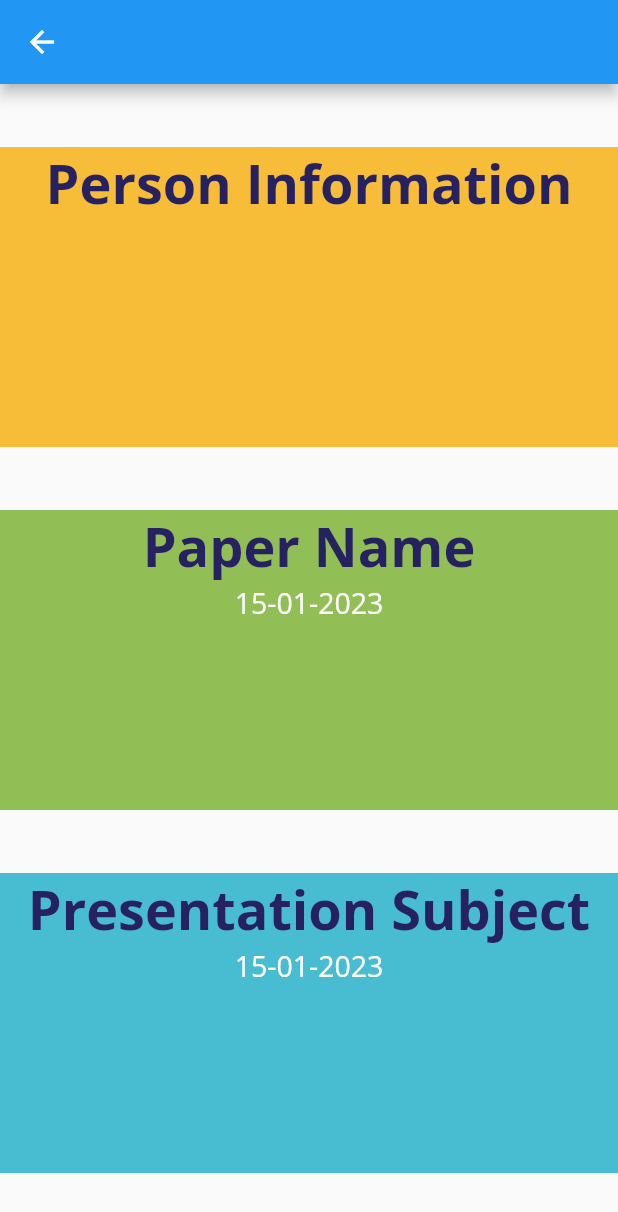
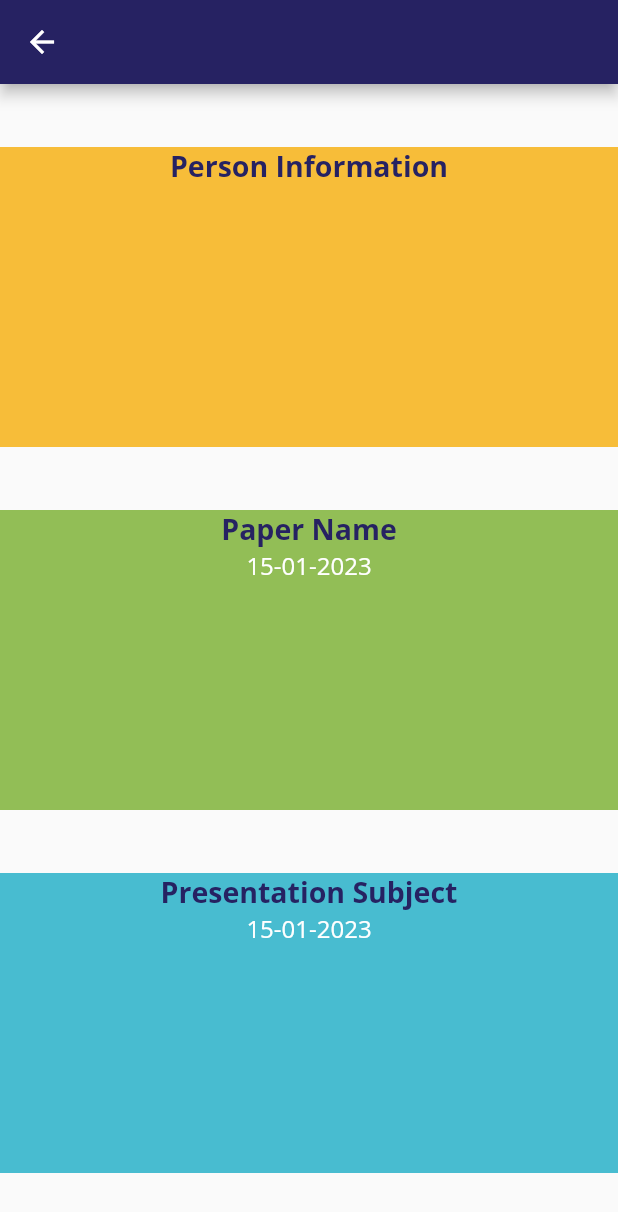
Before and after one commit to ShathaAldosari01/ices2023, a Flutter app: the UserInformation screen opened directly with empty values, on a phone screen of 412 x 824 dp. Shown: the top 1212 px of the screen. Run offline on Flutter 3.47's test engine with Material 2 defaults, Android fonts, the phone set to English and light mode, and no system bars; our stand-ins replace cloud_firestore, firebase_auth, firebase_core, flutter_spinkit; accounts and stored records are empty.

Commit message:
design update for pages listOfPeople and userInfo

```diff
--- a/lib/screens/home/people/listOfPeople.dart
+++ b/lib/screens/home/people/listOfPeople.dart
@@ -19,7 +19,8 @@ class ListOfPeople extends StatelessWidget {
   @override
   Widget build(BuildContext context) => Scaffold(
     appBar: AppBar(
-      title: Text('People'),
+      title: Text('People',style: TextStyle( fontFamily: 'OpenSans'  ),),
+      backgroundColor: Palette.darkBlue,
     ),
     body:StreamBuilder(
       stream: FirebaseFirestore.instance
@@ -32,8 +33,8 @@ class ListOfPeople extends StatelessWidget {
            DocumentSnapshot documentSnapshot =snapshot.data!.docs[index];
            return Card(
                child:ListTile(
-                 title: Text(documentSnapshot.get("name")),
-                 subtitle:Text(documentSnapshot.get("position")) ,
+                 title: Text(documentSnapshot.get("name"),style: TextStyle( fontFamily: 'OpenSans'  ),),
+                 subtitle:Text(documentSnapshot.get("position"),style: TextStyle( fontFamily: 'OpenSans'  ),) ,
                  leading:CircleAvatar(
                      backgroundColor: Palette.yellow) ,
                  trailing:Icon(Icons.arrow_forward_ios_rounded),
--- a/lib/screens/home/people/userInfo.dart
+++ b/lib/screens/home/people/userInfo.dart
@@ -16,7 +16,8 @@ class UserInformation extends StatelessWidget {
   Widget build(BuildContext context){
     return Scaffold(
         appBar: AppBar(
-          title: Text(documentSnapshot.get("name")),
+          title: Text(documentSnapshot.get("name"),style: TextStyle( fontFamily: 'OpenSans'  ),),
+         backgroundColor: Palette.darkBlue,
         ),
         body: Column(
           mainAxisAlignment:MainAxisAlignment.spaceEvenly ,
@@ -30,15 +31,15 @@ class UserInformation extends StatelessWidget {
 
                 children:[
                   Text("Person Information",textAlign:TextAlign.center ,
-                  style: TextStyle(fontSize:36 , fontStyle:FontStyle.normal , color:Palette.darkBlue,fontFamily: 'OpenSans' ,fontWeight: FontWeight.bold ),
+                  style: TextStyle(fontSize:19 , fontStyle:FontStyle.normal , color:Palette.darkBlue,fontFamily: 'OpenSans' ,fontWeight: FontWeight.bold ),
 
                 ),
                   Text(documentSnapshot.get("name"),textAlign:TextAlign.center ,
-                    style: TextStyle(fontSize:19 , fontStyle:FontStyle.normal , color:Colors.white,fontFamily: 'OpenSans' ),
+                    style: TextStyle(fontSize:16 , fontStyle:FontStyle.normal , color:Colors.white,fontFamily: 'OpenSans' ),
 
                   ),
                   Text(documentSnapshot.get("organization"),textAlign:TextAlign.center ,
-                    style: TextStyle(fontSize:19 , fontStyle:FontStyle.normal , color:Colors.white ,fontFamily: 'OpenSans'),
+                    style: TextStyle(fontSize:16 , fontStyle:FontStyle.normal , color:Colors.white ,fontFamily: 'OpenSans'),
 
                   ),
 
@@ -57,14 +58,14 @@ class UserInformation extends StatelessWidget {
 
                 children:[
               Text("Paper Name",textAlign:TextAlign.center ,
-                style: TextStyle(fontSize:36 , fontStyle:FontStyle.normal ,color:Palette.darkBlue,fontFamily: 'OpenSans',fontWeight: FontWeight.bold ),
+                style: TextStyle(fontSize:19 , fontStyle:FontStyle.normal ,color:Palette.darkBlue,fontFamily: 'OpenSans',fontWeight: FontWeight.bold ),
               ),
                   Text(formattedDate(documentSnapshot.get("date")),textAlign:TextAlign.center ,
 
-                    style: TextStyle(fontSize:19 , fontStyle:FontStyle.normal , color:Colors.white ,fontFamily: 'OpenSans'),
+                    style: TextStyle(fontSize:16 , fontStyle:FontStyle.normal , color:Colors.white ,fontFamily: 'OpenSans'),
                   ),
                   Text(documentSnapshot.get("paperName "),textAlign:TextAlign.center ,
-                    style: TextStyle(fontSize:19 , fontStyle:FontStyle.normal , color:Colors.white,fontFamily: 'OpenSans' ),
+                    style: TextStyle(fontSize:16 , fontStyle:FontStyle.normal , color:Colors.white,fontFamily: 'OpenSans' ),
                   ),
               ]
             )
@@ -77,13 +78,13 @@ class UserInformation extends StatelessWidget {
 
                 children:[
               Text("Presentation Subject",textAlign:TextAlign.center ,
-                style: TextStyle(fontSize:36 , fontStyle:FontStyle.normal ,color:Palette.darkBlue ,fontFamily: 'OpenSans' ,fontWeight: FontWeight.bold ),
+                style: TextStyle(fontSize:19 , fontStyle:FontStyle.normal ,color:Palette.darkBlue ,fontFamily: 'OpenSans' ,fontWeight: FontWeight.bold ),
               ),
                   Text(formattedDate(documentSnapshot.get("date")),textAlign:TextAlign.center ,
-                    style: TextStyle(fontSize:19 , fontStyle:FontStyle.normal , color:Colors.white ,fontFamily: 'OpenSans'),
+                    style: TextStyle(fontSize:16 , fontStyle:FontStyle.normal , color:Colors.white ,fontFamily: 'OpenSans'),
                   ),
                   Text(documentSnapshot.get("PresentationName"),textAlign:TextAlign.center ,
-                    style: TextStyle(fontSize:19 , fontStyle:FontStyle.normal , color:Colors.white,fontFamily: 'OpenSans' ),
+                    style: TextStyle(fontSize:16 , fontStyle:FontStyle.normal , color:Colors.white,fontFamily: 'OpenSans' ),
                   ),
 ]
               )
```
Also changed, not shown: pubspec.lock.
